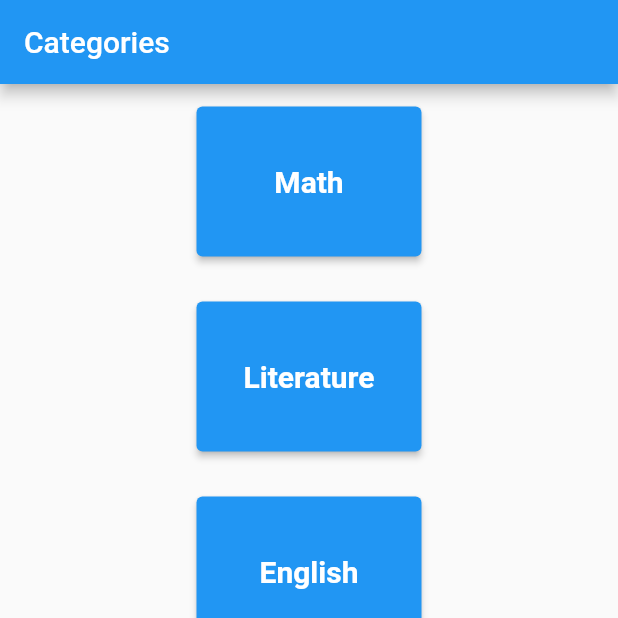
After one commit to mtarikg/QuestionWorld, a Flutter app: the screen it shows after launch, on a phone screen of 412 x 824 dp, the top half of it. The commit adds this screen. Run offline on Flutter 3.47's test engine with Material 2 defaults, Android fonts, the phone set to English and light mode, and no system bars; our stand-ins replace flutter_signin_button.

Commit message:
categories page moved from main

```diff
--- /dev/null
+++ b/lib/Core/categories.dart
@@ -0,0 +1,70 @@
+import 'package:flutter/material.dart';
+import 'package:flutter/cupertino.dart';
+import 'package:question_world/Core/showQuestions.dart';
+
+class Categories extends StatelessWidget {
+  final String title;
+  final categories = [
+    "Math",
+    "Literature",
+    "English",
+    "Geography",
+    "History",
+    "Spanish",
+  ];
+
+  Categories(this.title);
+
+  @override
+  Widget build(BuildContext context) {
+    return Scaffold(
+      appBar: AppBar(
+        title: Text(title),
+      ),
+      body: Center(
+        child: Column(
+          mainAxisAlignment: MainAxisAlignment.center,
+          children: <Widget>[
+            Expanded(
+                child: ListView.builder(
+              scrollDirection: Axis.vertical,
+              itemCount: categories.length,
+              itemBuilder: (context, int index) {
+                return Column(
+                  children: [
+                    SizedBox(
+                      height: 15,
+                    ),
+                    SizedBox(
+                      width: 150,
+                      height: 100,
+                      child: ElevatedButton(
+                        style: ElevatedButton.styleFrom(
+                          primary: Colors.blue,
+                          textStyle: TextStyle(
+                            fontSize: 20,
+                            fontWeight: FontWeight.bold,
+                          ),
+                        ),
+                        onPressed: () {
+                          Navigator.of(context)
+                              .push(MaterialPageRoute(builder: (context) {
+                            return ShowQuestions(categories[index]);
+                          }));
+                        },
+                        child: Text(categories[index]),
+                      ),
+                    ),
+                    SizedBox(
+                      height: 15,
+                    ),
+                  ],
+                );
+              },
+            ))
+          ],
+        ),
+      ),
+    );
+  }
+}
--- a/lib/trial.dart
+++ /dev/null
@@ -1 +0,0 @@
-// This is an extra dart file.
```
Also changed, not shown: lib/Core/showQuestions.dart (added, +19 -0 lines), lib/main.dart (+2 -86 lines).
